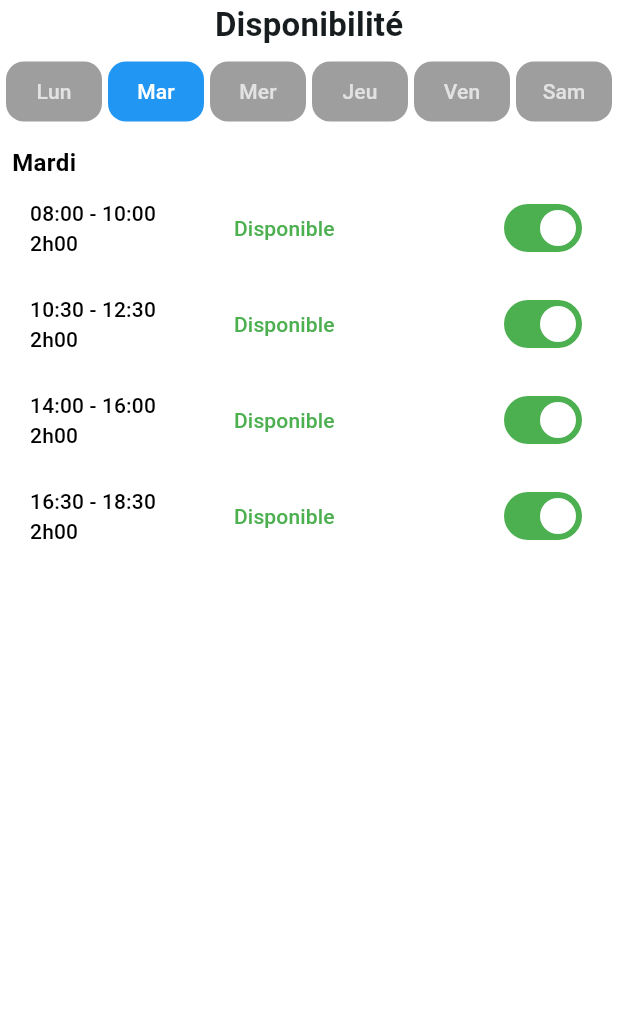
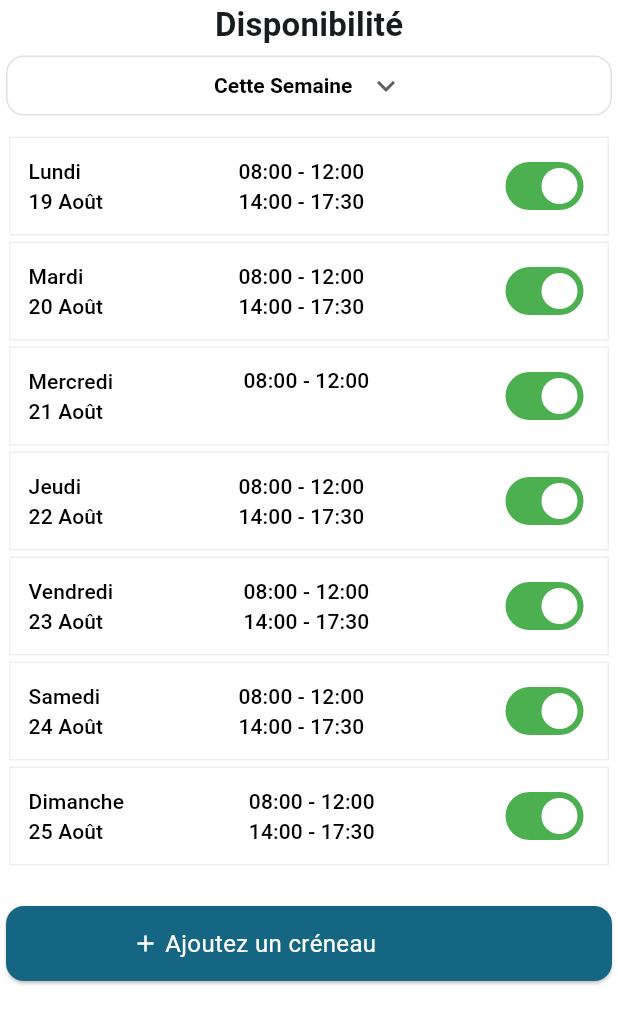
Before and after one commit to eunicemeye18/MediCare, a Flutter app: the DisponibilityScreen screen opened directly, on a phone screen of 412 x 824 dp. Shown: the top 1024 px of the screen. Run offline on Flutter 3.47's test engine with Material 3 defaults, Android fonts, the phone set to English and light mode, and no system bars; our stand-ins replace go_router, pinput, smooth_page_indicator; missing offline and left inert: feda_flutter; Roboto replaces fonts that are missing (inter).

Commit message:
Modifications des pages d'accueils

```diff
--- a/lib/doctors/screens/disponibility_screen.dart
+++ b/lib/doctors/screens/disponibility_screen.dart
@@ -1,6 +1,6 @@
 import 'package:flutter/material.dart';
+import 'package:medicare_v2/widgets/FilterDropdown.dart';
 import 'package:medicare_v2/widgets/disponibility_doctor_card.dart';
-import 'package:medicare_v2/widgets/filter_by_date.dart';
 
 class DisponibilityScreen extends StatefulWidget {
   const DisponibilityScreen({super.key});
@@ -24,23 +24,96 @@ class _DisponibilityScreenState extends State<DisponibilityScreen> {
                   context,
                 ).textTheme.titleMedium?.copyWith(fontWeight: FontWeight.bold),
               ),
-              FilterByDate(),
               Padding(
-                padding: const EdgeInsets.all(8.0),
+                padding: const EdgeInsets.all(4.0),
                 child: Column(
                   crossAxisAlignment: CrossAxisAlignment.start,
                   children: [
-                    Text(
-                      "Mardi",
-                      style: Theme.of(context).textTheme.bodyMedium?.copyWith(
-                        fontWeight: FontWeight.bold,
-                        color: Colors.black,
+                    Filterdropdown(
+                      values: [
+                        "Cette Semaine",
+                        "Ce Mois",
+                        "Mois Prochain",
+                        "Choisir une date",
+                      ],
+                      hint: "Cette Semaine",
+                    ),
+                    SizedBox(height: 12),
+                    DisponibilityDoctorCard(
+                      textDay: "Lundi",
+                      textDate: "19 Août",
+                      textHourOne: "08:00 - 12:00",
+                      textHourTwo: "14:00 - 17:30",
+                    ),
+                    DisponibilityDoctorCard(
+                      textDay: "Mardi",
+                      textDate: "20 Août",
+                      textHourOne: "08:00 - 12:00",
+                      textHourTwo: "14:00 - 17:30",
+                    ),
+                    DisponibilityDoctorCard(
+                      textDay: "Mercredi",
+                      textDate: "21 Août",
+                      textHourOne: "08:00 - 12:00",
+                      textHourTwo: "",
+                    ),
+                    DisponibilityDoctorCard(
+                      textDay: "Jeudi",
+                      textDate: "22 Août",
+                      textHourOne: "08:00 - 12:00",
+                      textHourTwo: "14:00 - 17:30",
+                    ),
+                    DisponibilityDoctorCard(
+                      textDay: "Vendredi",
+                      textDate: "23 Août",
+                      textHourOne: "08:00 - 12:00",
+                      textHourTwo: "14:00 - 17:30",
+                    ),
+                    DisponibilityDoctorCard(
+                      textDay: "Samedi",
+                      textDate: "24 Août",
+                      textHourOne: "08:00 - 12:00",
+                      textHourTwo: "14:00 - 17:30",
+                    ),
+                    DisponibilityDoctorCard(
+                      textDay: "Dimanche",
+                      textDate: "25 Août",
+                      textHourOne: "08:00 - 12:00",
+                      textHourTwo: "14:00 - 17:30",
+                    ),
+                    // DisponibilityDoctorCard(text: '08:00 - 10:00'),
+                    // DisponibilityDoctorCard(text: '10:30 - 12:30'),
+                    // DisponibilityDoctorCard(text: '14:00 - 16:00'),
+                    // DisponibilityDoctorCard(text: '16:30 - 18:30'),
+                    SizedBox(height: 25),
+                    SizedBox(
+                      width: double.infinity,
+                      height: 50,
+                      child: ElevatedButton(
+                        style: ElevatedButton.styleFrom(
+                          backgroundColor: Theme.of(
+                            context,
+                          ).colorScheme.primary,
+                          shape: RoundedRectangleBorder(
+                            borderRadius: BorderRadiusGeometry.circular(12),
+                          ),
+                        ),
+                        onPressed: () {},
+                        child: Row(
+                          crossAxisAlignment: CrossAxisAlignment.center,
+                          children: [
+                            SizedBox(width: 60),
+                            Icon(Icons.add, color: Colors.white),
+                            SizedBox(width: 4),
+                            Text(
+                              "Ajoutez un créneau",
+                              style: Theme.of(context).textTheme.bodyMedium
+                                  ?.copyWith(color: Colors.white),
+                            ),
+                          ],
+                        ),
                       ),
                     ),
-                    DisponibilityDoctorCard(text: '08:00 - 10:00'),
-                    DisponibilityDoctorCard(text: '10:30 - 12:30'),
-                    DisponibilityDoctorCard(text: '14:00 - 16:00'),
-                    DisponibilityDoctorCard(text: '16:30 - 18:30'),
                   ],
                 ),
               ),
--- a/lib/widgets/disponibility_doctor_card.dart
+++ b/lib/widgets/disponibility_doctor_card.dart
@@ -1,8 +1,17 @@
 import 'package:flutter/material.dart';
 
 class DisponibilityDoctorCard extends StatefulWidget {
-  final String text;
-  const DisponibilityDoctorCard({super.key, required this.text});
+  final String textDay;
+  final String textDate;
+  final String textHourOne;
+  final String textHourTwo;
+  const DisponibilityDoctorCard({
+    super.key,
+    required this.textDay,
+    required this.textDate,
+    required this.textHourOne,
+    required this.textHourTwo,
+  });
 
   @override
   State<DisponibilityDoctorCard> createState() =>
@@ -13,8 +22,12 @@ class _DisponibilityDoctorCardState extends State<DisponibilityDoctorCard> {
   bool isSwitched = true;
   @override
   Widget build(BuildContext context) {
-    return Container(
-      color: Colors.white,
+    return Padding(
+      padding: const EdgeInsets.all(2.0),
+      child: Container(
+        decoration: BoxDecoration(
+          border: Border.all(width: 1, color: Colors.grey.shade200),
+        ),
         child: TextButton(
           onPressed: () {},
           style: TextButton.styleFrom(
@@ -26,15 +39,19 @@ class _DisponibilityDoctorCardState extends State<DisponibilityDoctorCard> {
             children: [
               Column(
                 crossAxisAlignment: CrossAxisAlignment.start,
-              children: [Text(widget.text), Text("2h00")],
+                children: [Text(widget.textDay), Text(widget.textDate)],
               ),
-            SizedBox(width: 40),
-            TextButton(
-              onPressed: () {},
-              child: isSwitched
-                  ? Text("Disponible", style: TextStyle(color: Colors.green))
-                  : Text("indisponible", style: TextStyle(color: Colors.grey)),
+              Spacer(),
+              Column(
+                crossAxisAlignment: CrossAxisAlignment.start,
+                children: [Text(widget.textHourOne), Text(widget.textHourTwo)],
               ),
+              // TextButton(
+              //   onPressed: () {},
+              //   child: isSwitched
+              //       ? Text("Disponible", style: TextStyle(color: Colors.green))
+              //       : Text("indisponible", style: TextStyle(color: Colors.grey)),
+              // ),
               Spacer(),
               Switch(
                 value: isSwitched,
@@ -51,6 +68,7 @@ class _DisponibilityDoctorCardState extends State<DisponibilityDoctorCard> {
             ],
           ),
         ),
+      ),
     );
   }
 }
```
Lines whose indentation alone changed are shown as unchanged.
